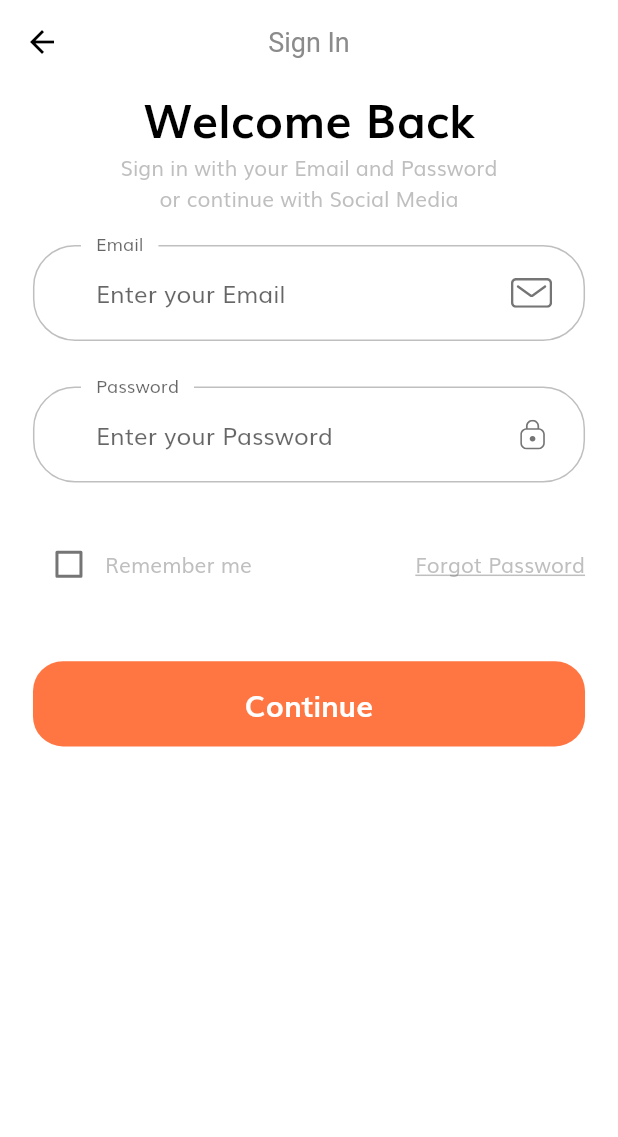
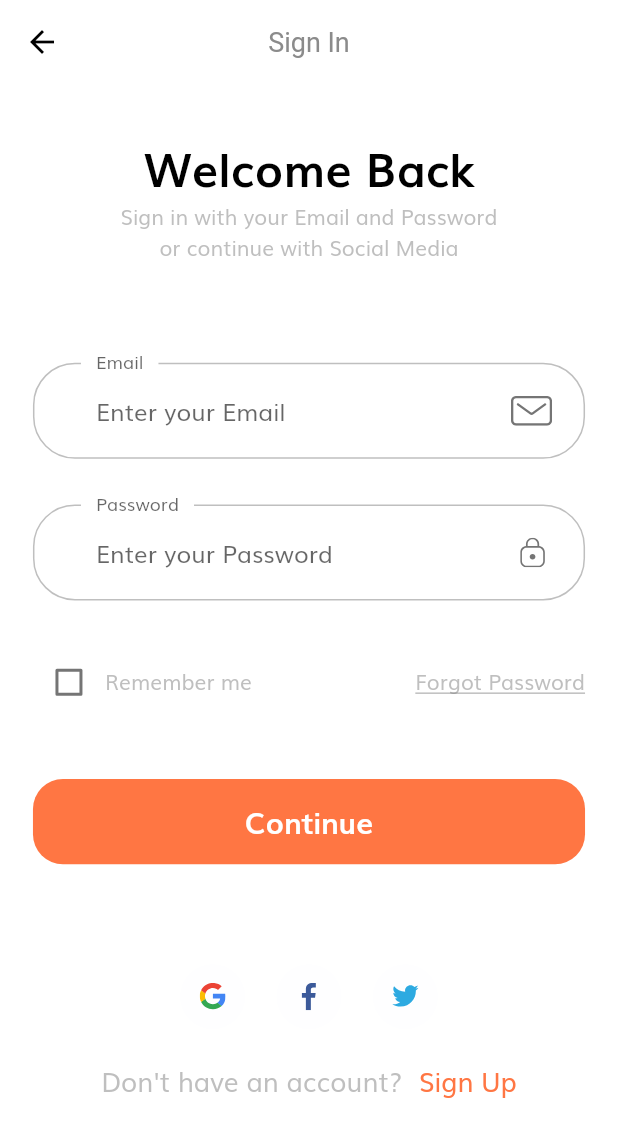
Before and after one commit to fidelisnwabisi/shop_app, a Flutter app: the screen it shows after launch, after a tap on "Continue", on a phone screen of 412 x 824 dp. Shown: the top 1137 px of the screen. Run offline on Flutter 3.47's test engine with Material 2 defaults, Android fonts, the light colour scheme and no system bars; our stand-ins replace flutter_svg.

Commit message:
time stamp update created socia_card.dart file and added SocialCard class created forgot_password.dart and added ForgotPasswordScreen class added social card icon and SignUp text

```diff
--- /dev/null
+++ b/lib/components/social_card.dart
@@ -0,0 +1,32 @@
+import 'package:flutter/material.dart';
+import 'package:flutter_svg/flutter_svg.dart';
+import 'package:shop_app/size_config.dart';
+
+class SocialCard extends StatelessWidget {
+  const SocialCard({
+    super.key,
+    required this.icon,
+    required this.press,
+  });
+  final String icon;
+  final Function()? press;
+
+  @override
+  Widget build(BuildContext context) {
+    return GestureDetector(
+      onTap: press,
+      child: Container(
+        margin:
+            EdgeInsets.symmetric(horizontal: getProportionateScreenHeight(10)),
+        padding: EdgeInsets.all(getProportionateScreenWidth(12)),
+        height: getProportionateScreenHeight(44),
+        width: getProportionateScreenWidth(40),
+        decoration: BoxDecoration(
+          color: Color(0xFF5F6F9),
+          shape: BoxShape.circle,
+        ),
+        child: SvgPicture.asset(icon),
+      ),
+    );
+  }
+}
--- /dev/null
+++ b/lib/screens/forgot_password/forgot_password.dart
@@ -0,0 +1,11 @@
+import 'package:flutter/material.dart';
+
+class ForgotPasswordScreen extends StatelessWidget {
+  const ForgotPasswordScreen({super.key});
+  static String routeName = "/forgot_password";
+
+  @override
+  Widget build(BuildContext context) {
+    return Scaffold();
+  }
+}
--- a/lib/screens/sign_in/components/body.dart
+++ b/lib/screens/sign_in/components/body.dart
@@ -1,7 +1,9 @@
 import 'package:flutter/material.dart';
+import 'package:flutter_svg/flutter_svg.dart';
 import 'package:shop_app/components/custom_suffixIcon.dart';
 import 'package:shop_app/components/default_button.dart';
 import 'package:shop_app/components/form_error.dart';
+import 'package:shop_app/components/social_card.dart';
 import 'package:shop_app/constants.dart';
 import 'package:shop_app/size_config.dart';
 
@@ -18,8 +20,10 @@ class Body extends StatelessWidget {
         child: Padding(
           padding:
               EdgeInsets.symmetric(horizontal: getProportionateScreenWidth(20)),
+          child: SingleChildScrollView(
             child: Column(
               children: [
+                SizedBox(height: SizeConfig.screenHeight * 0.04),
                 Text(
                   "Welcome Back",
                   style: TextStyle(
@@ -32,9 +36,47 @@ class Body extends StatelessWidget {
                   "Sign in with your Email and Password \nor continue with Social Media",
                   textAlign: TextAlign.center,
                 ),
+                SizedBox(height: SizeConfig.screenHeight * 0.08),
+                SignForm(),
+                SizedBox(height: SizeConfig.screenHeight * 0.08),
+                Row(
+                  mainAxisAlignment: MainAxisAlignment.center,
+                  children: [
+                    SocialCard(
+                      icon: 'assets/icons/google-icon.svg',
+                      press: () {},
+                    ),
+                    SocialCard(
+                      icon: 'assets/icons/facebook-2.svg',
+                      press: () {},
+                    ),
+                    SocialCard(
+                      icon: 'assets/icons/twitter.svg',
+                      press: () {},
+                    ),
+                  ],
+                ),
                 SizedBox(height: getProportionateScreenHeight(20)),
-              SignForm(),
+                Row(
+                  mainAxisAlignment: MainAxisAlignment.center,
+                  children: [
+                    Text(
+                      "Don't have an account?",
+                      style: TextStyle(
+                        fontSize: getProportionateScreenWidth(16),
+                      ),
+                    ),
+                    SizedBox(width: getProportionateScreenWidth(10)),
+                    Text(
+                      "Sign Up",
+                      style: TextStyle(
+                          fontSize: getProportionateScreenWidth(16),
+                          color: kPrimaryColor),
+                    )
                   ],
+                )
+              ],
+            ),
           ),
         ),
       ),
```
Also changed, not shown: 1 other file. Lines whose indentation alone changed are shown as unchanged.
